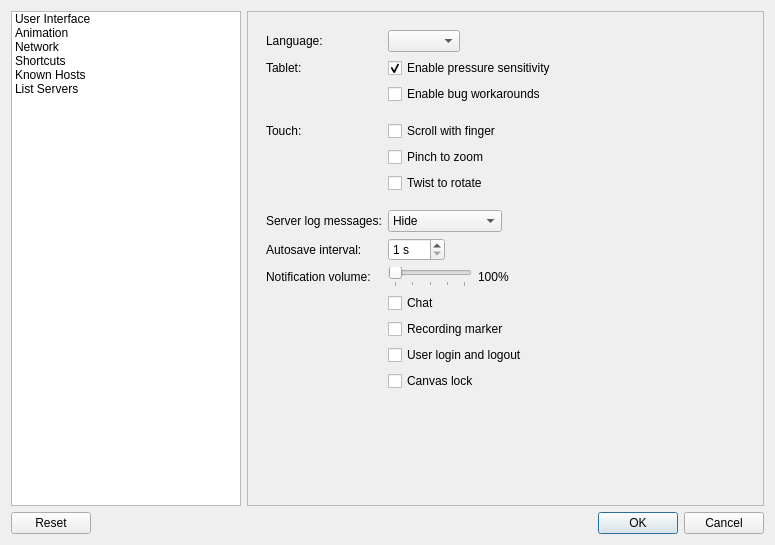
Old version of the form src/client/ui/settings.ui in the repository drawpile/Drawpile.
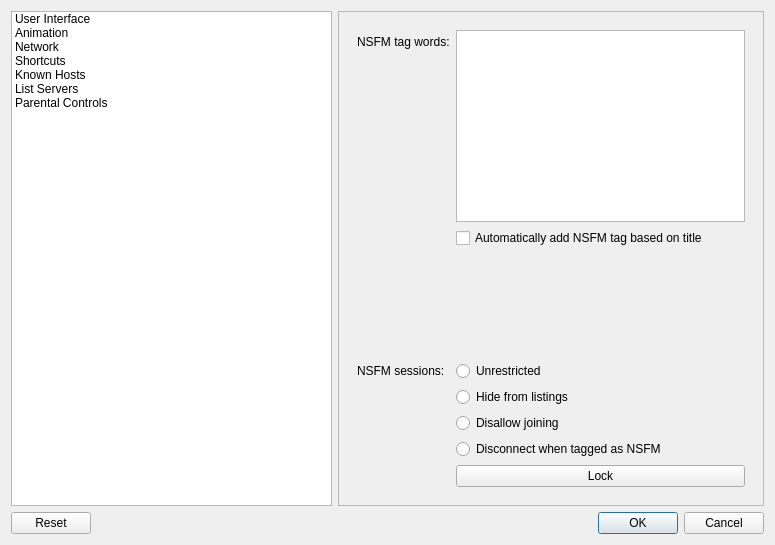
New version of the form. The open tabs and pages were chosen to show the change. Icons and pictures are not drawn.

Commit message:
New parental control settings
WIP: not yet functional

The edit to the form file:
```diff
--- a/src/client/ui/settings.ui
+++ b/src/client/ui/settings.ui
@@ -48,6 +48,11 @@
          <string>List Servers</string>
         </property>
        </item>
+       <item>
+        <property name="text">
+         <string>Parental Controls</string>
+        </property>
+       </item>
       </widget>
      </item>
      <item>
@@ -61,7 +66,10 @@
        <layout class="QVBoxLayout" name="verticalLayout_4">
         <item>
          <widget class="QStackedWidget" name="stackedWidget">
-          <widget class="QWidget" name="stackedWidgetPage1" native="true">
+          <property name="currentIndex">
+           <number>0</number>
+          </property>
+          <widget class="QWidget" name="stackedWidgetPage1">
            <layout class="QFormLayout" name="formLayout_2">
             <property name="fieldGrowthPolicy">
              <enum>QFormLayout::ExpandingFieldsGrow</enum>
@@ -103,6 +111,22 @@
               </property>
              </widget>
             </item>
+            <item row="5" column="1">
+             <spacer name="verticalSpacer_5">
+              <property name="orientation">
+               <enum>Qt::Vertical</enum>
+              </property>
+              <property name="sizeType">
+               <enum>QSizePolicy::Fixed</enum>
+              </property>
+              <property name="sizeHint" stdset="0">
+               <size>
+                <width>20</width>
+                <height>5</height>
+               </size>
+              </property>
+             </spacer>
+            </item>
             <item row="6" column="0">
              <widget class="QLabel" name="label_12">
               <property name="text">
@@ -147,14 +171,14 @@
               </property>
              </spacer>
             </item>
-            <item row="12" column="0">
+            <item row="11" column="0">
              <widget class="QLabel" name="label_11">
               <property name="text">
                <string>Autosave interval:</string>
               </property>
              </widget>
             </item>
-            <item row="12" column="1">
+            <item row="11" column="1">
              <widget class="QSpinBox" name="autosaveInterval">
               <property name="suffix">
                <string> s</string>
@@ -167,14 +191,14 @@
               </property>
              </widget>
             </item>
-            <item row="13" column="0">
+            <item row="12" column="0">
              <widget class="QLabel" name="label_9">
               <property name="text">
                <string>Notification volume:</string>
               </property>
              </widget>
             </item>
-            <item row="13" column="1">
+            <item row="12" column="1">
              <layout class="QHBoxLayout" name="horizontalLayout_4">
               <item>
                <widget class="QSlider" name="notificationVolume">
@@ -207,79 +231,37 @@
               </item>
              </layout>
             </item>
-            <item row="17" column="1">
+            <item row="16" column="1">
              <widget class="QCheckBox" name="notifChat">
               <property name="text">
                <string>Chat</string>
               </property>
              </widget>
             </item>
-            <item row="18" column="1">
+            <item row="17" column="1">
              <widget class="QCheckBox" name="notifMarker">
               <property name="text">
                <string>Recording marker</string>
               </property>
              </widget>
             </item>
-            <item row="19" column="1">
+            <item row="18" column="1">
              <widget class="QCheckBox" name="notifLogin">
               <property name="text">
                <string>User login and logout</string>
               </property>
              </widget>
             </item>
-            <item row="20" column="1">
+            <item row="19" column="1">
              <widget class="QCheckBox" name="notifLock">
               <property name="text">
                <string>Canvas lock</string>
               </property>
              </widget>
             </item>
-            <item row="5" column="1">
-             <spacer name="verticalSpacer_5">
-              <property name="orientation">
-               <enum>Qt::Vertical</enum>
-              </property>
-              <property name="sizeType">
-               <enum>QSizePolicy::Fixed</enum>
-              </property>
-              <property name="sizeHint" stdset="0">
-               <size>
-                <width>20</width>
-                <height>5</height>
-               </size>
-              </property>
-             </spacer>
-            </item>
-            <item row="11" column="1">
-             <widget class="QComboBox" name="serverlog">
-              <item>
-               <property name="text">
-                <string>Hide</string>
-               </property>
-              </item>
-              <item>
-               <property name="text">
-                <string>Show when OP</string>
-               </property>
-              </item>
-              <item>
-               <property name="text">
-                <string>Show always</string>
-               </property>
-              </item>
-             </widget>
-            </item>
-            <item row="11" column="0">
-             <widget class="QLabel" name="label_13">
-              <property name="text">
-               <string>Server log messages:</string>
-              </property>
-             </widget>
-            </item>
            </layout>
           </widget>
-          <widget class="QWidget" name="stackedWidgetPage2" native="true">
+          <widget class="QWidget" name="stackedWidgetPage2">
            <layout class="QFormLayout" name="formLayout_4">
             <item row="0" column="0" colspan="2">
              <widget class="QCheckBox" name="recordpause">
@@ -499,7 +481,7 @@
             </item>
            </layout>
           </widget>
-          <widget class="QWidget" name="stackedWidgetPage3" native="true">
+          <widget class="QWidget" name="stackedWidgetPage3">
            <layout class="QFormLayout" name="formLayout">
             <property name="fieldGrowthPolicy">
              <enum>QFormLayout::FieldsStayAtSizeHint</enum>
@@ -626,7 +608,7 @@
             </item>
            </layout>
           </widget>
-          <widget class="QWidget" name="stackedWidgetPage4" native="true">
+          <widget class="QWidget" name="stackedWidgetPage4">
            <layout class="QVBoxLayout">
             <item>
              <widget class="QLineEdit" name="shortcutFilter">
@@ -647,7 +629,7 @@
             </item>
            </layout>
           </widget>
-          <widget class="QWidget" name="stackedWidgetPage5" native="true">
+          <widget class="QWidget" name="stackedWidgetPage5">
            <layout class="QVBoxLayout" name="verticalLayout">
             <item>
              <widget class="QListWidget" name="knownHostList">
@@ -709,7 +691,7 @@
             </item>
            </layout>
           </widget>
-          <widget class="QWidget" name="stackedWidgetPage6" native="true">
+          <widget class="QWidget" name="stackedWidgetPage6">
            <layout class="QVBoxLayout" name="verticalLayout_3">
             <item>
              <widget class="QListView" name="listserverview">
@@ -723,13 +705,6 @@
             </item>
             <item>
              <layout class="QHBoxLayout" name="horizontalLayout_5">
-              <item>
-               <widget class="QCheckBox" name="showNsfm">
-                <property name="text">
-                 <string>Show content tagged as &quot;Not Suitable For Minors&quot;</string>
-                </property>
-               </widget>
-              </item>
               <item>
                <spacer name="horizontalSpacer_4">
                 <property name="orientation">
@@ -761,6 +736,82 @@
             </item>
            </layout>
           </widget>
+          <widget class="QWidget" name="page">
+           <layout class="QFormLayout" name="formLayout_5">
+            <item row="0" column="0">
+             <widget class="QLabel" name="label_15">
+              <property name="text">
+               <string>NSFM tag words:</string>
+              </property>
+             </widget>
+            </item>
+            <item row="0" column="1">
+             <widget class="QPlainTextEdit" name="nsfmWords"/>
+            </item>
+            <item row="1" column="1">
+             <widget class="QCheckBox" name="autotagNsfm">
+              <property name="text">
+               <string>Automatically add NSFM tag based on title</string>
+              </property>
+             </widget>
+            </item>
+            <item row="3" column="0">
+             <widget class="QLabel" name="label_14">
+              <property name="text">
+               <string>NSFM sessions:</string>
+              </property>
+             </widget>
+            </item>
+            <item row="3" column="1">
+             <widget class="QRadioButton" name="nsfmUnrestricted">
+              <property name="text">
+               <string>Unrestricted</string>
+              </property>
+             </widget>
+            </item>
+            <item row="4" column="1">
+             <widget class="QRadioButton" name="nsfmHide">
+              <property name="text">
+               <string>Hide from listings</string>
+              </property>
+             </widget>
+            </item>
+            <item row="5" column="1">
+             <widget class="QRadioButton" name="nsfmNoJoin">
+              <property name="text">
+               <string>Disallow joining</string>
+              </property>
+             </widget>
+            </item>
+            <item row="6" column="1">
+             <widget class="QRadioButton" name="nsfmDisconnect">
+              <property name="text">
+               <string>Disconnect when tagged as NSFM</string>
+              </property>
+             </widget>
+            </item>
+            <item row="2" column="0">
+             <spacer name="verticalSpacer_8">
+              <property name="orientation">
+               <enum>Qt::Vertical</enum>
+              </property>
+              <property name="sizeHint" stdset="0">
+               <size>
+                <width>20</width>
+                <height>20</height>
+               </size>
+              </property>
+             </spacer>
+            </item>
+            <item row="7" column="1">
+             <widget class="QPushButton" name="nsfmLock">
+              <property name="text">
+               <string notr="true">Lock</string>
+              </property>
+             </widget>
+            </item>
+           </layout>
+          </widget>
          </widget>
         </item>
        </layout>
```
The commit also changes 7 other files.
